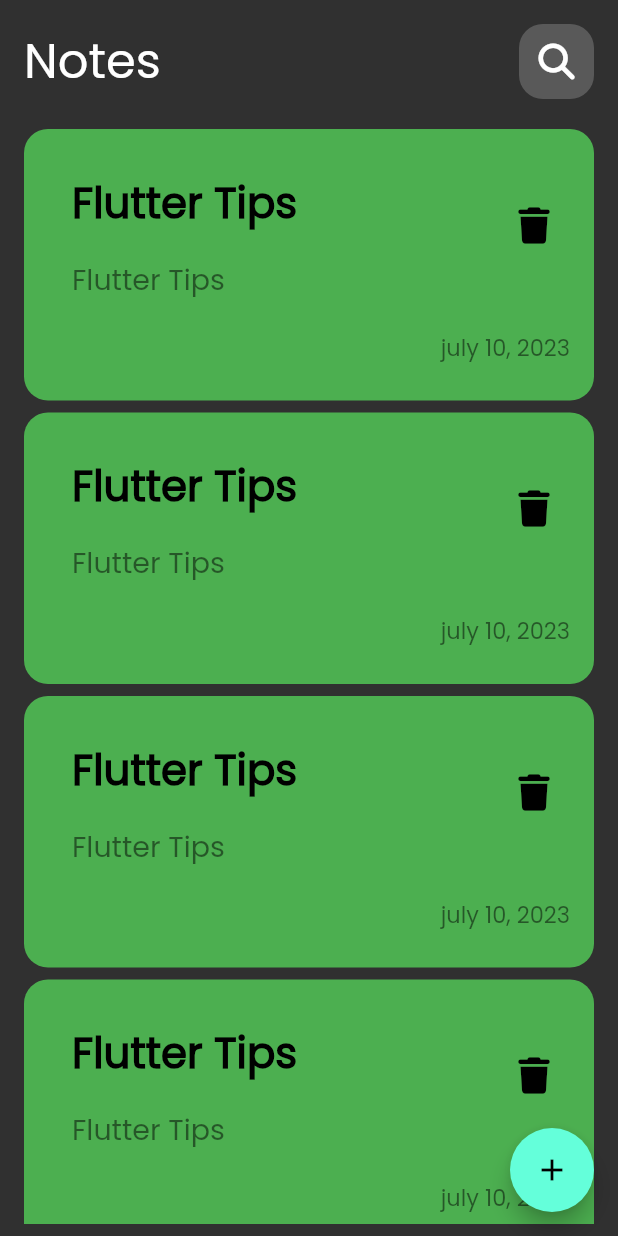
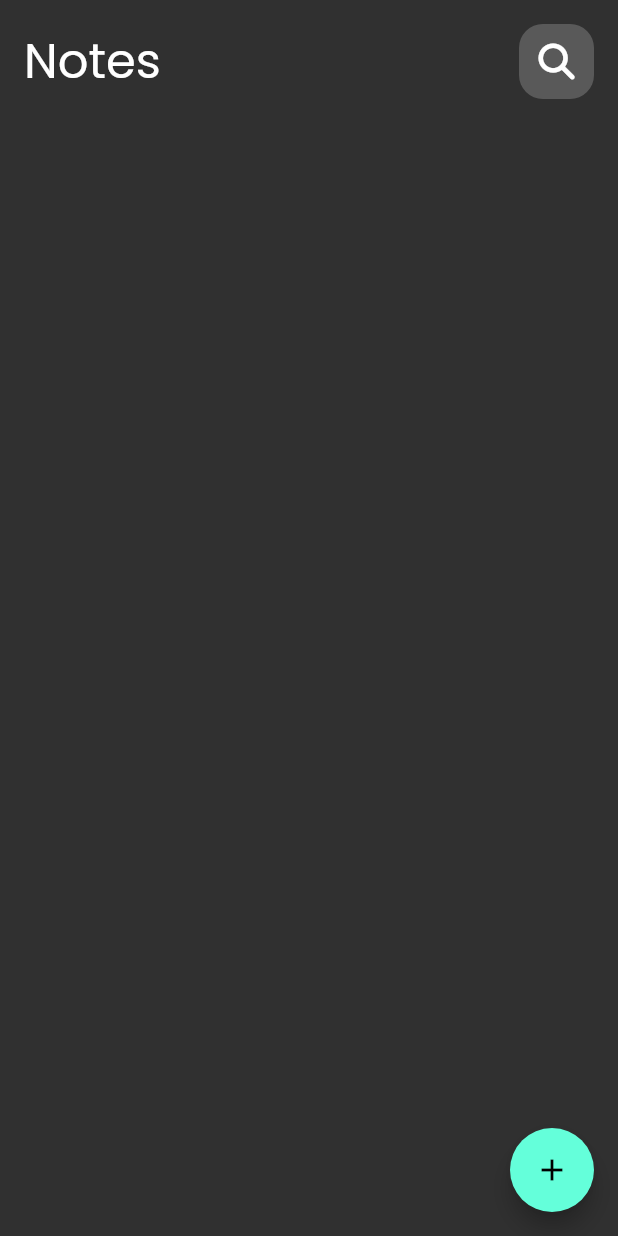
Before and after one commit to abdulrahmmann/notes_app, a Flutter app: the screen it shows after launch, on a phone screen of 412 x 824 dp. Run offline on Flutter 3.47's test engine with Material 2 defaults, Android fonts, the phone set to English and light mode, and no system bars; our stand-ins replace flutter_bloc, font_awesome_flutter, hive, hive_flutter; accounts and stored records are empty.

Commit message:
display notes and format date.

```diff
--- a/lib/cubits/notes_cubit/notes_cubit.dart
+++ b/lib/cubits/notes_cubit/notes_cubit.dart
@@ -9,13 +9,10 @@ class NotesCubit extends Cubit<NotesState> {
 
   NotesCubit() : super(NotesInitial());
 
-  getAllNotes() async {
-    try {
-      var notesBox = Hive.box<NoteModel>(kNotesBox);
-      List<NoteModel> notes = notesBox.values.toList();
-      emit(NotesSuccess(notes));
-    } catch (e) {
-      emit(NotesFailure(e.toString()));
-    }
+  List<NoteModel>? notes = [];
+
+  getAllNotes() {
+    var notesBox = Hive.box<NoteModel>(kNotesBox);
+    notes = notesBox.values.toList();
   }
 }
--- a/lib/cubits/notes_cubit/notes_state.dart
+++ b/lib/cubits/notes_cubit/notes_state.dart
@@ -4,17 +4,3 @@ import 'package:notes_app/model/notes_model.dart';
 abstract class NotesState {}
 
 class NotesInitial extends NotesState {}
-
-class NotesSuccess extends NotesState {
-  final List<NoteModel> notes;
-
-  NotesSuccess(this.notes);
-}
-
-class NotesLoading extends NotesState {}
-
-class NotesFailure extends NotesState {
-  final String errorMessage;
-
-  NotesFailure(this.errorMessage);
-}
--- a/lib/views/widgets/custom_note_item.dart
+++ b/lib/views/widgets/custom_note_item.dart
@@ -1,10 +1,11 @@
 import 'package:flutter/material.dart';
 import 'package:font_awesome_flutter/font_awesome_flutter.dart';
+import 'package:notes_app/model/notes_model.dart';
 
 class CustomNoteItem extends StatelessWidget {
-  const CustomNoteItem({super.key, required this.title, required this.subTitle, required this.onTap});
+  const CustomNoteItem({super.key, required this.onTap, required this.note});
 
-  final String title, subTitle;
+  final NoteModel note;
   final VoidCallback onTap;
 
   @override
@@ -14,20 +15,20 @@ class CustomNoteItem extends StatelessWidget {
       child: Container(
         padding: const EdgeInsets.only(left: 16, top: 24, bottom: 24),
         decoration: BoxDecoration(
-            color: Colors.green,
+            color: Color(note.color),
             borderRadius: BorderRadius.circular(16)
         ),
         child: Column(
           children: [
             ListTile(
                 title: Text(
-                  title,
+                  note.title,
                   style: const TextStyle(fontSize: 28, color: Colors.black, fontWeight: FontWeight.bold),
                 ),
                 subtitle: Padding(
                   padding: const EdgeInsets.symmetric(vertical: 16),
                   child: Text(
-                    title,
+                    note.subTitle,
                     style: TextStyle(fontSize: 19, color: Colors.black.withOpacity(.5)),
                   ),
                 ),
@@ -39,7 +40,7 @@ class CustomNoteItem extends StatelessWidget {
               alignment: Alignment.bottomRight,
               padding: const EdgeInsets.only(right: 16),
               child: Text(
-                'july 10, 2023',
+                note.date,
                 style: TextStyle(fontSize: 15, color: Colors.black.withOpacity(.5)),
               ),
             )
--- a/lib/views/widgets/home_notes_view_body.dart
+++ b/lib/views/widgets/home_notes_view_body.dart
@@ -1,10 +1,24 @@
 import 'package:flutter/material.dart';
+import 'package:flutter_bloc/flutter_bloc.dart';
 import 'package:font_awesome_flutter/font_awesome_flutter.dart';
+import 'package:notes_app/cubits/notes_cubit/notes_cubit.dart';
 import 'package:notes_app/views/widgets/custom_app_bar.dart';
 import 'package:notes_app/views/widgets/notes_list_view.dart';
 
-class NotesViewBody extends StatelessWidget {
+class NotesViewBody extends StatefulWidget {
   const NotesViewBody({super.key});
+
+  @override
+  State<NotesViewBody> createState() => _NotesViewBodyState();
+}
+
+class _NotesViewBodyState extends State<NotesViewBody> {
+
+  @override
+  void initState() {
+    BlocProvider.of<NotesCubit>(context).getAllNotes();
+    super.initState();
+  }
 
   @override
   Widget build(BuildContext context) {
--- a/lib/views/widgets/notes_list_view.dart
+++ b/lib/views/widgets/notes_list_view.dart
@@ -1,4 +1,8 @@
 import 'package:flutter/material.dart';
+import 'package:flutter_bloc/flutter_bloc.dart';
+import 'package:notes_app/cubits/notes_cubit/notes_cubit.dart';
+import 'package:notes_app/cubits/notes_cubit/notes_state.dart';
+import 'package:notes_app/model/notes_model.dart';
 import 'package:notes_app/views/edit_notes_view.dart';
 import 'package:notes_app/views/widgets/custom_note_item.dart';
 
@@ -7,16 +11,18 @@ class NotesListView extends StatelessWidget {
 
   @override
   Widget build(BuildContext context) {
-    return ListView.builder(itemBuilder: (context, index) {
-      return  Padding(
+    return BlocBuilder<NotesCubit, NotesState>(
+      builder: (BuildContext context, state) {
+        List<NoteModel> notes = BlocProvider.of<NotesCubit>(context).notes ?? [];
+        return ListView.builder(
+            itemCount: notes.length,
+            itemBuilder: (context, index) {
+          return Padding(
             padding: const EdgeInsets.symmetric(vertical: 4),
             child: CustomNoteItem(
-            title: 'Flutter Tips',
-            subTitle: 'Flutter Tips',
+              note: notes[index],
               onTap: () {
-              Navigator.push(
-                  context,
-                  MaterialPageRoute(builder: (context) {
+              Navigator.push(context, MaterialPageRoute(builder: (context) {
                 return const EditNotesView();
               }));
             },
@@ -24,4 +30,6 @@ class NotesListView extends StatelessWidget {
           );
         });
       }
+    );
   }
+}
--- a/pubspec.yaml
+++ b/pubspec.yaml
@@ -40,6 +40,7 @@ dependencies:
   hive_flutter: ^1.1.0
   flutter_bloc: ^8.1.3
   modal_progress_hud_nsn: ^0.4.0
+  intl: ^0.18.1
 
 
 dev_dependencies:
```
Also changed, not shown: lib/views/widgets/add_note_form.dart (+5 -2 lines), pubspec.lock. Lines whose indentation alone changed are shown as unchanged.
